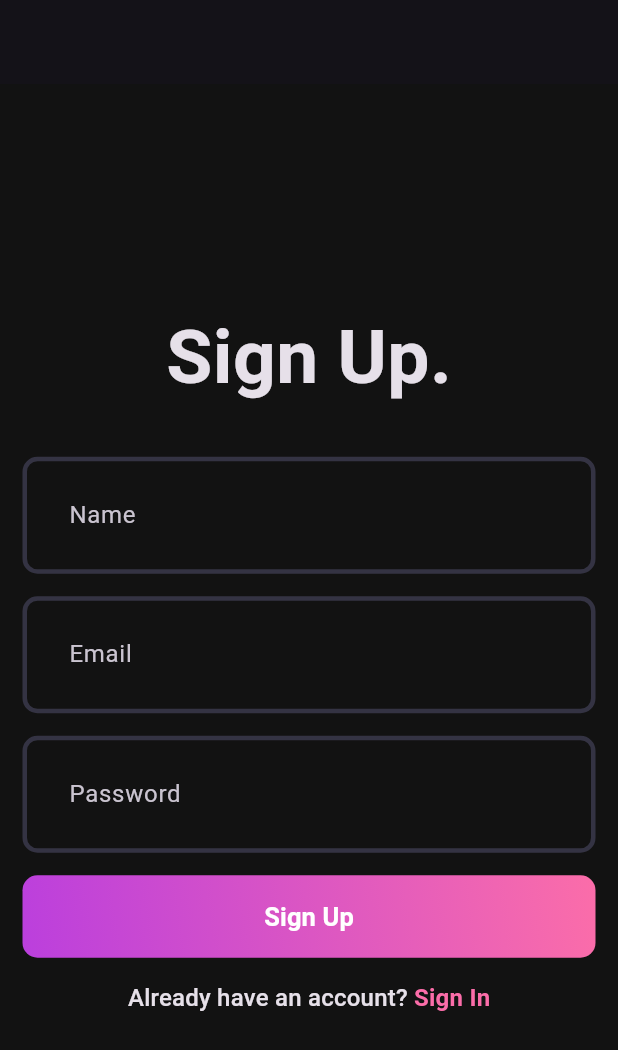
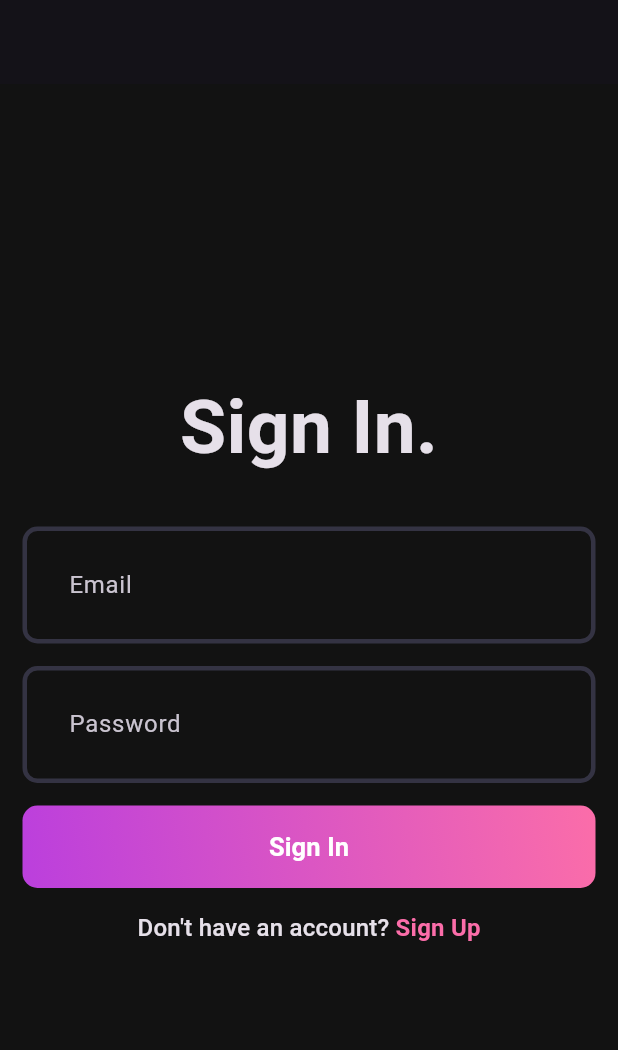
Before and after one commit to SauravHaldar04/BloggersHub, a Flutter app: the screen it shows after launch, on a phone screen of 412 x 824 dp. Shown: the top 1050 px of the screen. Run offline on Flutter 3.47's test engine with Material 3 defaults, Android fonts, the phone set to English and light mode, and no system bars; our stand-ins replace flutter_bloc, fpdart, get_it, supabase_flutter; accounts and stored records are empty.

Commit message:
Conditional rendering of pages

```diff
--- /dev/null
+++ b/lib/core/common/cubits/auth_user/auth_user_cubit.dart
@@ -0,0 +1,17 @@
+import 'package:bloggers_hub/core/entities/user_entity.dart';
+import 'package:bloggers_hub/features/auth/presentation/bloc/auth_bloc.dart';
+import 'package:flutter/foundation.dart';
+import 'package:flutter_bloc/flutter_bloc.dart';
+
+part 'auth_user_state.dart';
+
+class AuthUserCubit extends Cubit<AuthUserState> {
+  AuthUserCubit() : super(AuthUserInitial());
+  void updateUser(User? user) {
+    if (user == null) {
+      emit(AuthUserInitial());
+    } else {
+      emit(AuthUserLoggedIn(user));
+    }
+  }
+}
--- /dev/null
+++ b/lib/core/common/cubits/auth_user/auth_user_state.dart
@@ -0,0 +1,10 @@
+part of 'auth_user_cubit.dart';
+
+@immutable
+sealed class AuthUserState {}
+
+final class AuthUserInitial extends AuthUserState {}
+final class AuthUserLoggedIn extends AuthUserState {
+  final User user;
+  AuthUserLoggedIn(this.user);
+}
--- a/lib/features/auth/data/models/user_model.dart
+++ b/lib/features/auth/data/models/user_model.dart
@@ -1,4 +1,4 @@
-import 'package:bloggers_hub/features/auth/domain/entities/user_entity.dart';
+import 'package:bloggers_hub/core/entities/user_entity.dart';
 
 class UserModel extends User {
   UserModel({required super.id, required super.email, required super.name});
--- a/lib/features/auth/data/repositories/auth_repository_impl.dart
+++ b/lib/features/auth/data/repositories/auth_repository_impl.dart
@@ -2,7 +2,7 @@ import 'package:bloggers_hub/core/error/failure.dart';
 import 'package:bloggers_hub/core/error/server_exception.dart';
 import 'package:bloggers_hub/features/auth/data/datasources/auth_remote_datasources.dart';
 import 'package:bloggers_hub/features/auth/data/models/user_model.dart';
-import 'package:bloggers_hub/features/auth/domain/entities/user_entity.dart';
+import 'package:bloggers_hub/core/entities/user_entity.dart';
 import 'package:bloggers_hub/features/auth/domain/repository/auth_repository.dart';
 import 'package:fpdart/src/either.dart';
 import 'package:supabase_flutter/supabase_flutter.dart' as sb;
--- a/lib/features/auth/domain/repository/auth_repository.dart
+++ b/lib/features/auth/domain/repository/auth_repository.dart
@@ -1,6 +1,6 @@
 import 'package:bloggers_hub/core/error/failure.dart';
 import 'package:bloggers_hub/features/auth/data/models/user_model.dart';
-import 'package:bloggers_hub/features/auth/domain/entities/user_entity.dart';
+import 'package:bloggers_hub/core/entities/user_entity.dart';
 import 'package:fpdart/fpdart.dart';
 
 abstract interface class AuthRepository{
@@ -13,5 +13,5 @@ abstract interface class AuthRepository{
     required String email,
     required String password,
   });
-  Future<Either<Failure,User>> getCurrentUser() ;
+  Future<Either<Failure,User>> getCurrentUser();
 }
--- a/lib/features/auth/domain/usecases/current_user.dart
+++ b/lib/features/auth/domain/usecases/current_user.dart
@@ -1,6 +1,6 @@
 import 'package:bloggers_hub/core/error/failure.dart';
 import 'package:bloggers_hub/core/usecase/usecase.dart';
-import 'package:bloggers_hub/features/auth/domain/entities/user_entity.dart';
+import 'package:bloggers_hub/core/entities/user_entity.dart';
 import 'package:bloggers_hub/features/auth/domain/repository/auth_repository.dart';
 import 'package:fpdart/fpdart.dart';
 
--- a/lib/features/auth/domain/usecases/user_login.dart
+++ b/lib/features/auth/domain/usecases/user_login.dart
@@ -1,6 +1,6 @@
 import 'package:bloggers_hub/core/error/failure.dart';
 import 'package:bloggers_hub/core/usecase/usecase.dart';
-import 'package:bloggers_hub/features/auth/domain/entities/user_entity.dart';
+import 'package:bloggers_hub/core/entities/user_entity.dart';
 import 'package:bloggers_hub/features/auth/domain/repository/auth_repository.dart';
 import 'package:fpdart/fpdart.dart';
 
--- a/lib/features/auth/domain/usecases/user_signup.dart
+++ b/lib/features/auth/domain/usecases/user_signup.dart
@@ -1,6 +1,6 @@
 import 'package:bloggers_hub/core/error/failure.dart';
 import 'package:bloggers_hub/core/usecase/usecase.dart';
-import 'package:bloggers_hub/features/auth/domain/entities/user_entity.dart';
+import 'package:bloggers_hub/core/entities/user_entity.dart';
 import 'package:bloggers_hub/features/auth/domain/repository/auth_repository.dart';
 import 'package:fpdart/src/either.dart';
 
--- a/lib/features/auth/presentation/bloc/auth_bloc.dart
+++ b/lib/features/auth/presentation/bloc/auth_bloc.dart
@@ -1,12 +1,16 @@
-import 'package:bloc/bloc.dart';
+import 'dart:math';
+
+import 'package:bloggers_hub/core/common/cubits/auth_user/auth_user_cubit.dart';
 import 'package:bloggers_hub/core/error/failure.dart';
 import 'package:bloggers_hub/core/usecase/usecase.dart';
-import 'package:bloggers_hub/features/auth/domain/entities/user_entity.dart';
+import 'package:bloggers_hub/core/entities/user_entity.dart';
 import 'package:bloggers_hub/features/auth/domain/usecases/current_user.dart';
 import 'package:bloggers_hub/features/auth/domain/usecases/user_login.dart';
 import 'package:bloggers_hub/features/auth/domain/usecases/user_signup.dart';
-import 'package:meta/meta.dart';
+import 'package:flutter/foundation.dart';
+import 'package:flutter_bloc/flutter_bloc.dart';
 import 'package:fpdart/fpdart.dart';
+import 'package:supabase_flutter/supabase_flutter.dart' as sb;
 part 'auth_event.dart';
 part 'auth_state.dart';
 
@@ -14,19 +18,28 @@ class AuthBloc extends Bloc<AuthEvent, AuthState> {
   final UserSignup _userSignup;
   final UserLogin _userLogin;
   final CurrentUser _currentUser;
+  final AuthUserCubit _authUserCubit;
 
   AuthBloc(
       {required UserSignup userSignup,
       required UserLogin userLogin,
-      required CurrentUser currentUser})
+      required CurrentUser currentUser,
+      required AuthUserCubit authUserCubit})
       : _userSignup = userSignup,
         _userLogin = userLogin,
         _currentUser = currentUser,
+        _authUserCubit = authUserCubit,
         super(AuthInitial()) {
+    on<AuthEvent>((event, emit)=>emit(AuthLoading()));
     on<AuthSignUp>(_onAuthSignUp);
     on<AuthLogIn>(_onAuthLogIn);
     on<AuthIsUserLoggedIn>(_onIsUserLoggedIn);
   }
+  void _emitAuthSuccess(User user, Emitter<AuthState> emit) {
+    _authUserCubit.updateUser(user);
+    emit(AuthSuccess(user));
+  }
+
   void _onIsUserLoggedIn(
       AuthIsUserLoggedIn event, Emitter<AuthState> emit) async {
     final result = await _currentUser(NoParams());
@@ -34,29 +47,27 @@ class AuthBloc extends Bloc<AuthEvent, AuthState> {
       emit(AuthFailure(failure.message));
     }, (user) {
       print(user.email);
-      emit(AuthSuccess(user));
+      _emitAuthSuccess(user, emit);
     });
   }
 
   void _onAuthSignUp(AuthSignUp event, Emitter<AuthState> emit) async {
-    emit(AuthLoading());
     final result = await _userSignup(UserSignupParams(
         email: event.email, password: event.password, name: event.name));
     result.fold((failure) {
       emit(AuthFailure(failure.message));
     }, (user) {
-      emit(AuthSuccess(user));
+      _emitAuthSuccess(user, emit);
     });
   }
 
   void _onAuthLogIn(AuthLogIn event, Emitter<AuthState> emit) async {
-    emit(AuthLoading());
     final result = await _userLogin(
         UserLoginParams(email: event.email, password: event.password));
     result.fold((failure) {
       emit(AuthFailure(failure.message));
     }, (user) {
-      emit(AuthSuccess(user));
+      _emitAuthSuccess(user, emit);
     });
   }
 }
--- a/lib/features/auth/presentation/bloc/auth_state.dart
+++ b/lib/features/auth/presentation/bloc/auth_state.dart
@@ -1,7 +1,8 @@
 part of 'auth_bloc.dart';
 
 @immutable
-sealed class AuthState {}
+sealed class AuthState {
+}
 
 final class AuthInitial extends AuthState {}
 
--- a/lib/init_dependencies.dart
+++ b/lib/init_dependencies.dart
@@ -1,3 +1,4 @@
+import 'package:bloggers_hub/core/common/cubits/auth_user/auth_user_cubit.dart';
 import 'package:bloggers_hub/core/secrets/secrets.dart';
 import 'package:bloggers_hub/features/auth/data/datasources/auth_remote_datasources.dart';
 import 'package:bloggers_hub/features/auth/data/repositories/auth_repository_impl.dart';
@@ -17,6 +18,9 @@ Future<void> initDependencies() async {
     anonKey: Secrets.supabaseAnonKey,
   );
   serviceLocator.registerLazySingleton(() => supabase.client);
+  serviceLocator.registerLazySingleton(
+    () => AuthUserCubit(),
+  );
 }
 
 void _initAuth() {
@@ -51,6 +55,7 @@ void _initAuth() {
         userLogin: serviceLocator(),
         userSignup: serviceLocator(),
         currentUser: serviceLocator(),
+        authUserCubit: serviceLocator(),
       ),
     );
 }
--- a/lib/main.dart
+++ b/lib/main.dart
@@ -1,17 +1,19 @@
-import 'package:bloggers_hub/core/secrets/secrets.dart';
+import 'package:bloggers_hub/core/common/cubits/auth_user/auth_user_cubit.dart';
 import 'package:bloggers_hub/core/theme/theme.dart';
 import 'package:bloggers_hub/features/auth/presentation/bloc/auth_bloc.dart';
+import 'package:bloggers_hub/features/auth/presentation/pages/login_page.dart';
 import 'package:bloggers_hub/features/auth/presentation/pages/sign_up_page.dart';
 import 'package:bloggers_hub/init_dependencies.dart';
 import 'package:flutter/material.dart';
 import 'package:flutter_bloc/flutter_bloc.dart';
-import 'package:supabase_flutter/supabase_flutter.dart';
+import 'package:supabase_flutter/supabase_flutter.dart' as sb;
 
 void main() async {
   WidgetsFlutterBinding.ensureInitialized();
   await initDependencies();
   runApp(MultiBlocProvider(
     providers: [
+      BlocProvider(create: (_) => serviceLocator<AuthUserCubit>()),
       BlocProvider(create: (_) => serviceLocator<AuthBloc>()),
     ],
     child: const MyApp(),
@@ -38,7 +40,21 @@
     return MaterialApp(
       title: 'Bloggers Hub',
       theme: AppTheme.darkThemeMode,
-      home: const SignUpPage(),
+      home: BlocSelector<AuthUserCubit, AuthUserState, bool>(
+        selector: (state) {
+          return state is AuthUserLoggedIn;
+        },
+        builder: (context, state) {
+          if (state) {
+            return const Scaffold(
+              body: Center(
+                child: Text("Home Page"),
+              ),
+            );
+          }
+          return const LoginPage();
+        },
+      ),
     );
   }
 }
```
Also changed, not shown: lib/core/entities/user_entity.dart (renamed from lib/features/auth/domain/entities/user_entity.dart), lib/features/auth/presentation/bloc/auth_event.dart (line endings or trailing spaces).
